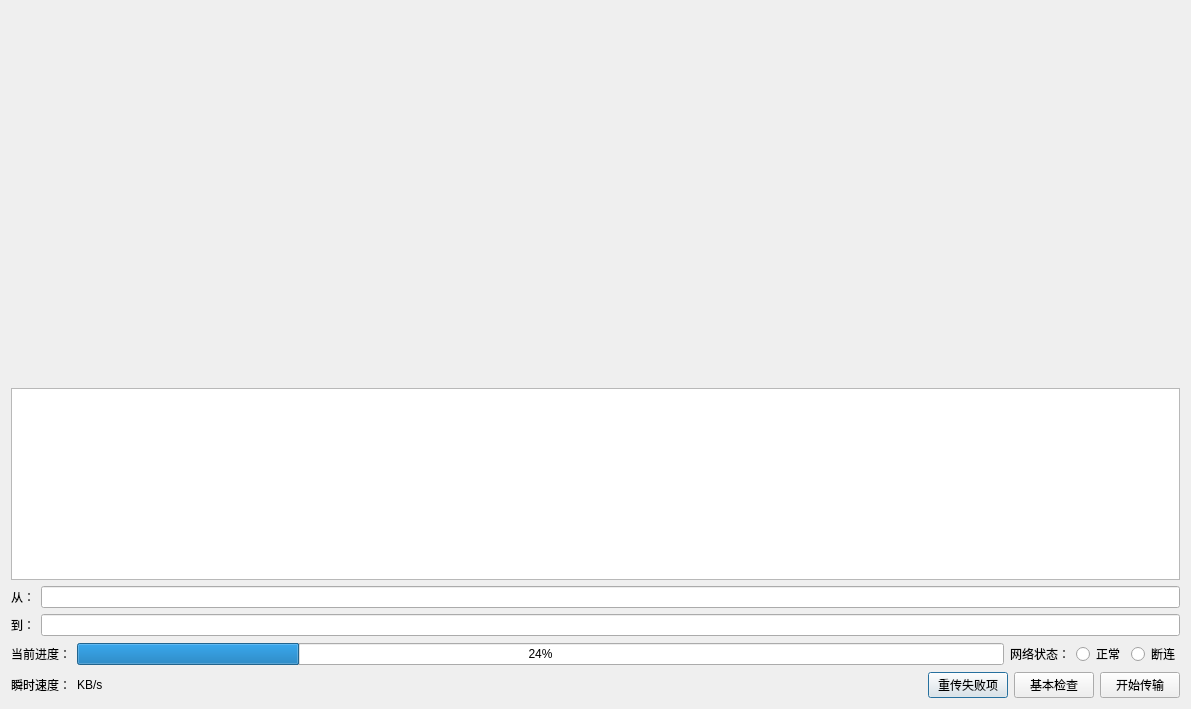
Old version of the form Gui/Form/RelayTask.ui in the repository taynpg/relayFile.
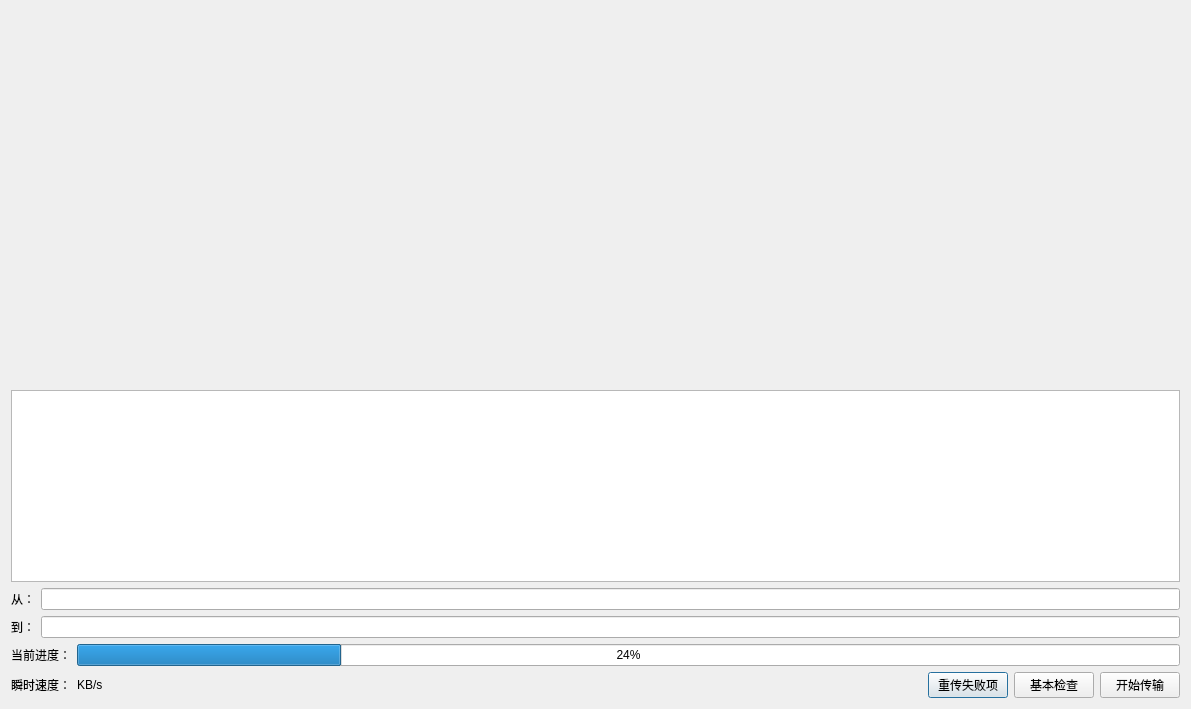
New version of the form.

Commit message: detail：细节修改。

Patch:
```diff
--- a/Gui/Form/RelayTask.ui
+++ b/Gui/Form/RelayTask.ui
@@ -87,27 +87,6 @@
        </property>
       </widget>
      </item>
-     <item>
-      <widget class="QLabel" name="label_7">
-       <property name="text">
-        <string>网络状态：</string>
-       </property>
-      </widget>
-     </item>
-     <item>
-      <widget class="QRadioButton" name="rbNormal">
-       <property name="text">
-        <string>正常</string>
-       </property>
-      </widget>
-     </item>
-     <item>
-      <widget class="QRadioButton" name="rbDisconnect">
-       <property name="text">
-        <string>断连</string>
-       </property>
-      </widget>
-     </item>
     </layout>
    </item>
    <item>
```
The commit also changes 1 other file.
